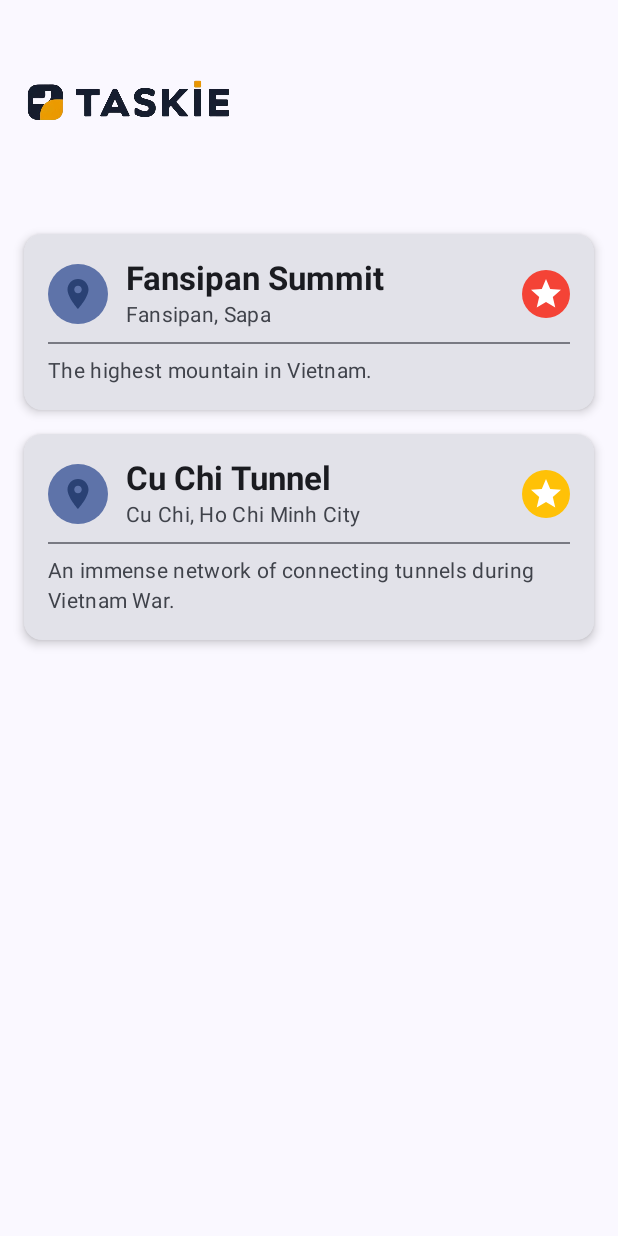
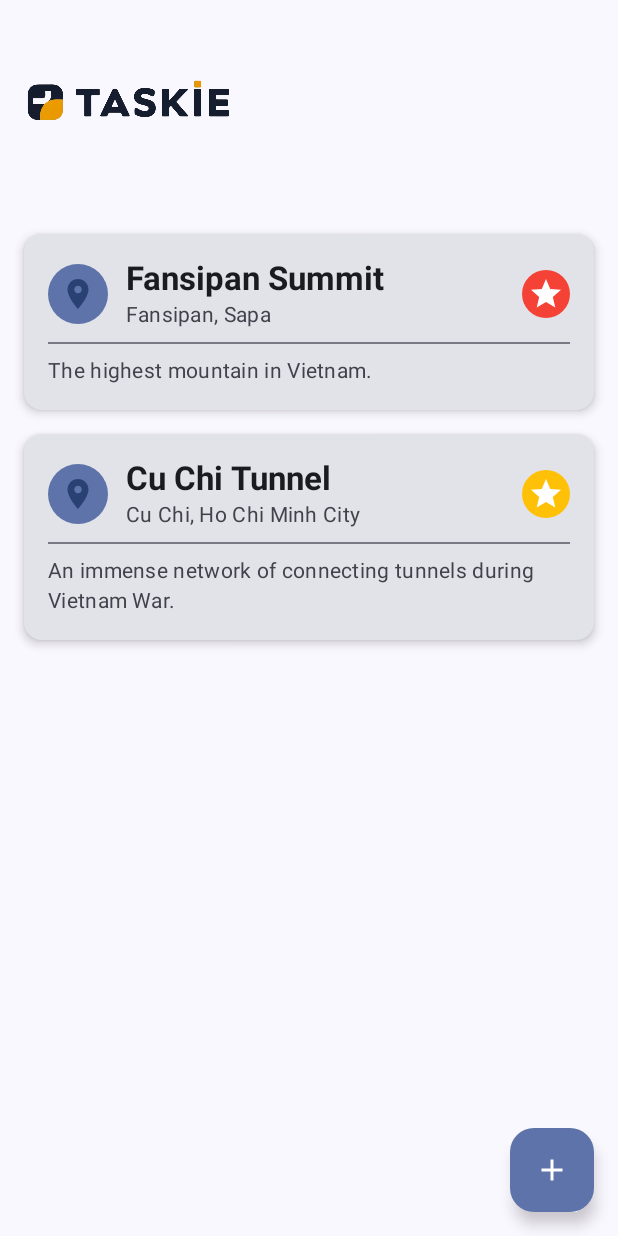
Before and after one commit to saviorab1/Taskie, an Android app built with Jetpack Compose: the screen it shows after launch (MainActivity), on a phone screen of 412 x 824 dp. Run offline under Robolectric (Android 15) with nearby library versions, the phone set to English and light mode, and no system bars.

Commit message:
Allow user to add more items using Add Location Button

```diff
--- a/app/src/main/java/com/example/taskie/MainActivity.kt
+++ b/app/src/main/java/com/example/taskie/MainActivity.kt
@@ -10,7 +10,13 @@ import androidx.compose.foundation.layout.Spacer
 import androidx.compose.foundation.layout.padding
 import androidx.compose.foundation.layout.size
 import androidx.compose.foundation.layout.width
+import androidx.compose.material.icons.Icons
+import androidx.compose.material.icons.filled.Add
+import androidx.compose.material.icons.filled.ArrowBack
 import androidx.compose.material3.ExperimentalMaterial3Api
+import androidx.compose.material3.FloatingActionButton
+import androidx.compose.material3.Icon
+import androidx.compose.material3.IconButton
 import androidx.compose.material3.Scaffold
 import androidx.compose.material3.Text
 import androidx.compose.material3.TopAppBar
@@ -25,7 +31,11 @@ import androidx.compose.ui.res.painterResource
 import androidx.compose.ui.tooling.preview.Preview
 import androidx.compose.ui.unit.dp
 import com.example.taskie.SplashScreen
+import com.example.taskie.ui.AddLocationScreen
+import com.example.taskie.ui.LocationCategory
+import com.example.taskie.ui.LocationData
 import com.example.taskie.ui.MainScreen
+import com.example.taskie.ui.PriorityLevel
 import com.example.taskie.ui.theme.TaskieTheme
 
 class MainActivity : ComponentActivity() {
@@ -52,6 +62,64 @@ class MainActivity : ComponentActivity() {
 @OptIn(ExperimentalMaterial3Api::class)
 @Composable
 fun HomeScreen() {
+    var isAddingLocation by remember { mutableStateOf(false) }
+
+    // Sample initial data for demonstration
+    var locations by remember {
+        mutableStateOf(
+            listOf(
+                LocationData(
+                    id = 1,
+                    name = "Fansipan Summit",
+                    address = "Fansipan, Sapa",
+                    description = "The highest mountain in Vietnam.",
+                    category = LocationCategory.LANDMARK,
+                    priority = PriorityLevel.HIGH
+                ),
+                LocationData(
+                    id = 2,
+                    name = "Cu Chi Tunnel",
+                    address = "Cu Chi, Ho Chi Minh City",
+                    description = "An immense network of connecting tunnels during Vietnam War.",
+                    category = LocationCategory.LANDMARK,
+                    priority = PriorityLevel.MEDIUM
+                )
+            )
+        )
+    }
+
+    if (isAddingLocation) {
+        // Show the add location screen
+        Scaffold(
+            topBar = {
+                TopAppBar(
+                    title = { Text("Add New Location") },
+                    navigationIcon = {
+                        IconButton(onClick = { isAddingLocation = false }) {
+                            Icon(
+                                imageVector = Icons.Default.ArrowBack,
+                                contentDescription = "Go Back"
+                            )
+                        }
+                    }
+                )
+            }
+        ) { innerPadding ->
+            AddLocationScreen(
+                paddingValues = innerPadding,
+                onLocationAdded = { newLocation ->
+                    // Generate a simple ID for the new location
+                    val maxId = locations.maxByOrNull { it.id }?.id ?: 0
+                    val locationWithId = newLocation.copy(id = maxId + 1)
+
+                    // Add the new location to the list
+                    locations = locations + locationWithId
+                    isAddingLocation = false // Return to main screen after adding
+                }
+            )
+        }
+    } else {
+        // Show the main screen with locations
         Scaffold(
             topBar = {
                 TopAppBar(
@@ -68,9 +136,23 @@ fun HomeScreen() {
                         }
                     }
                 )
+            },
+            floatingActionButton = {
+                FloatingActionButton(
+                    onClick = { isAddingLocation = true }
+                ) {
+                    Icon(
+                        imageVector = Icons.Default.Add,
+                        contentDescription = "Add Location"
+                    )
+                }
             }
         ) { innerPadding ->
-        MainScreen(innerPadding)
+            MainScreen(
+                paddingValues = innerPadding,
+                locations = locations
+            )
+        }
     }
 }
 
```
Also changed, not shown: app/src/main/java/com/example/taskie/ui/AddLocationScreen.kt (added, +229 -0 lines), app/src/main/java/com/example/taskie/ui/MainScreen.kt (+48 -8 lines). Lines whose indentation alone changed are shown as unchanged.
